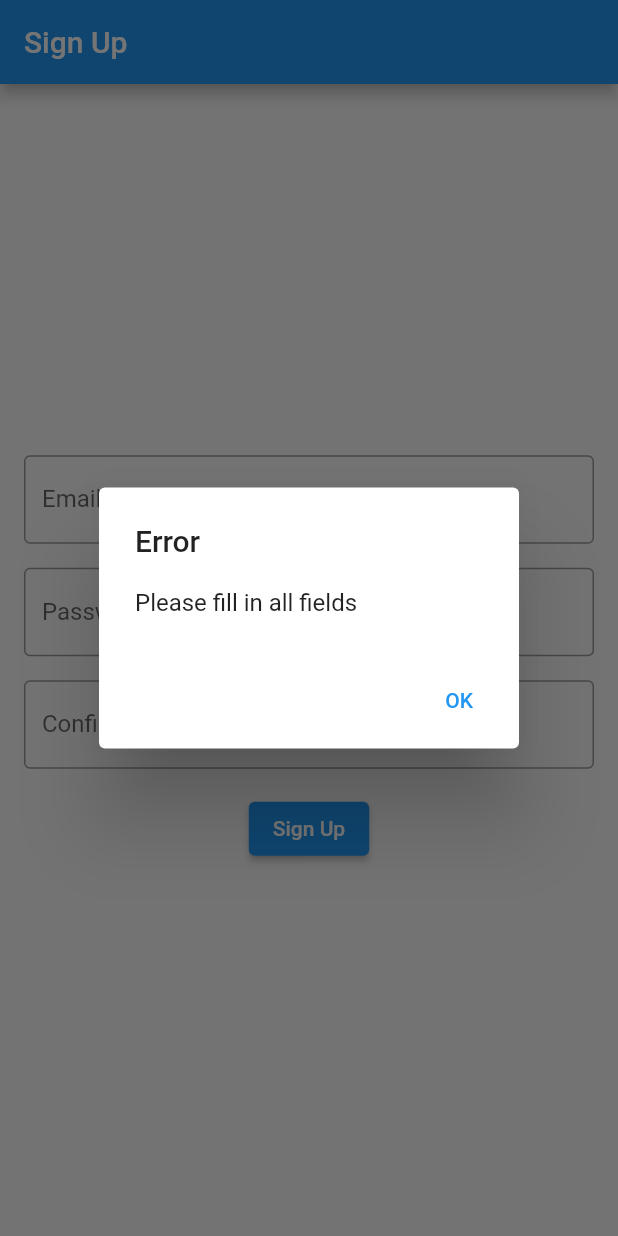
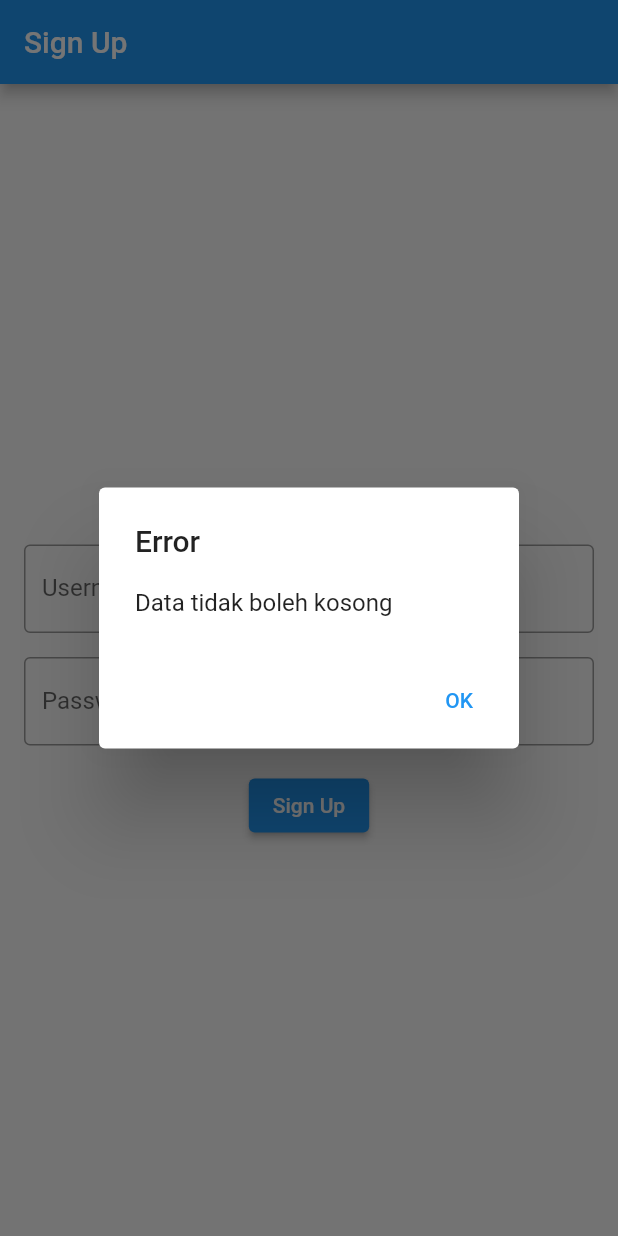
Before and after one commit to ZamzamiIlham/_bmi, a Flutter app: the screen it shows after launch, after a tap on "Sign Up", on a phone screen of 412 x 824 dp. Run offline on Flutter 3.47's test engine with Material 2 defaults, Android fonts, the phone set to English and light mode, and no system bars.

Commit message:
Commit Pertama

```diff
--- a/lib/home_page.dart
+++ b/lib/home_page.dart
@@ -1,21 +1,17 @@
 import 'package:flutter/material.dart';
 
 class BMICalculator extends StatefulWidget {
-  /*BMICalculator({required this.email, required this.password});
-  String email;
-  String password;*/
-
-  final String email;
+  final String username;
   final String password;
 
-  BMICalculator({required this.email, required this.password});
+  BMICalculator({required this.username, required this.password});
 
   @override
   _BMICalculatorState createState() => _BMICalculatorState();
 }
 
 class _BMICalculatorState extends State<BMICalculator> {
-  final TextEditingController _emailController = TextEditingController();
+  final TextEditingController _usernameController = TextEditingController();
   final TextEditingController _passwordController = TextEditingController();
   final TextEditingController _heightController = TextEditingController();
   final TextEditingController _weightController = TextEditingController();
@@ -29,13 +25,11 @@ class _BMICalculatorState extends State<BMICalculator> {
     setState(() {
       _bmiResult = bmi;
       if (_bmiResult < 18.5) {
-        _bmiCategory = 'Underweight';
+        _bmiCategory = 'Kurus';
       } else if (_bmiResult >= 18.5 && _bmiResult < 25) {
-        _bmiCategory = 'Normal weight';
-      } else if (_bmiResult >= 25 && _bmiResult < 30) {
+        _bmiCategory = 'Normal';
+      } else {
         _bmiCategory = 'Overweight';
-      } else {
-        _bmiCategory = 'Obese';
       }
     });
   }
@@ -44,7 +38,7 @@ class _BMICalculatorState extends State<BMICalculator> {
   Widget build(BuildContext context) {
     return Scaffold(
       appBar: AppBar(
-        title: Text('BMI Calculator'),
+        title: Text('BMI'),
       ),
       body: Center(
         child: Container(
@@ -52,14 +46,21 @@ class _BMICalculatorState extends State<BMICalculator> {
           child: Column(
             mainAxisAlignment: MainAxisAlignment.center,
             children: <Widget>[
-              Text(widget.email),
-              //menampilkan alamat
-              Text(widget.password),
+              Text('{ ${widget.username} }'),
+              //Text(widget.password),
+              SizedBox(height: 20),
+              Text(
+                'BMI: ${_bmiResult.toStringAsFixed(1)}',
+                style: TextStyle(
+                  fontSize: 24,
+                  fontWeight: FontWeight.bold,
+                ),
+              ),
               TextField(
                 controller: _heightController,
                 keyboardType: TextInputType.number,
                 decoration: InputDecoration(
-                  labelText: 'Height (cm)',
+                  labelText: 'Tinggi (cm)',
                 ),
               ),
               SizedBox(height: 20),
@@ -67,21 +68,13 @@ class _BMICalculatorState extends State<BMICalculator> {
                 controller: _weightController,
                 keyboardType: TextInputType.number,
                 decoration: InputDecoration(
-                  labelText: 'Weight (kg)',
+                  labelText: 'Berat Bad an (kg)',
                 ),
               ),
               SizedBox(height: 20),
               ElevatedButton(
                 onPressed: _calculateBMI,
-                child: Text('Calculate BMI'),
-              ),
-              SizedBox(height: 20),
-              Text(
-                'BMI: ${_bmiResult.toStringAsFixed(1)}',
-                style: TextStyle(
-                  fontSize: 24,
-                  fontWeight: FontWeight.bold,
-                ),
+                child: Text('Hitung BMI'),
               ),
               SizedBox(height: 20),
               Text(
--- a/lib/login.dart
+++ b/lib/login.dart
@@ -2,23 +2,23 @@ import 'package:flutter/material.dart';
 import 'home_page.dart';
 
 class LoginPage extends StatefulWidget {
-  final String email;
+  final String username;
   final String password;
 
-  LoginPage({required this.email, required this.password});
+  LoginPage({required this.username, required this.password});
 
   @override
   _LoginPageState createState() => _LoginPageState();
 }
 
 class _LoginPageState extends State<LoginPage> {
-  final TextEditingController _emailController = TextEditingController();
+  final TextEditingController _usernameController = TextEditingController();
   final TextEditingController _passwordController = TextEditingController();
 
   @override
   void initState() {
     super.initState();
-    _emailController.text = widget.email;
+    _usernameController.text = widget.username;
     _passwordController.text = widget.password;
   }
 
@@ -33,8 +33,18 @@ class _LoginPageState extends State<LoginPage> {
         child: Column(
           mainAxisAlignment: MainAxisAlignment.center,
           children: [
+            Padding(
+              padding: const EdgeInsets.all(8.0),
+              child: Text(
+                'Halaman Login',
+                style: TextStyle(
+                  fontSize: 24,
+                  fontWeight: FontWeight.bold,
+                ),
+              ),
+            ),
             TextField(
-              controller: _emailController,
+              controller: _usernameController,
               decoration: InputDecoration(
                 labelText: 'Email',
                 border: OutlineInputBorder(),
@@ -51,13 +61,13 @@ class _LoginPageState extends State<LoginPage> {
             SizedBox(height: 16.0),
             ElevatedButton(
               onPressed: () {
-                if (_emailController.text == widget.email &&
+                if (_usernameController.text == widget.username &&
                     _passwordController.text == widget.password) {
                   Navigator.push(
                     context,
                     MaterialPageRoute(
                         builder: (context) => BMICalculator(
-                              email: _emailController.text,
+                              username: _usernameController.text,
                               password: _passwordController.text,
                             )),
                   );
@@ -66,7 +76,7 @@ class _LoginPageState extends State<LoginPage> {
                     context: context,
                     builder: (context) => AlertDialog(
                       title: Text('Error'),
-                      content: Text('Invalid email or password'),
+                      content: Text('Pasword dan email salah'),
                       actions: [
                         TextButton(
                           onPressed: () => Navigator.pop(context),
@@ -77,7 +87,7 @@ class _LoginPageState extends State<LoginPage> {
                   );
                 }
               },
-              child: Text('Login'),
+              child: Text('Logon'),
             ),
           ],
         ),
--- a/lib/sign_up.dart
+++ b/lib/sign_up.dart
@@ -7,11 +7,8 @@ class SignupPage extends StatefulWidget {
 }
 
 class _SignupPageState extends State<SignupPage> {
-  final TextEditingController _emailController = TextEditingController();
+  final TextEditingController _usernameController = TextEditingController();
   final TextEditingController _passwordController = TextEditingController();
-  final TextEditingController _confirmPasswordController =
-      TextEditingController();
-
   @override
   Widget build(BuildContext context) {
     return Scaffold(
@@ -23,10 +20,20 @@ class _SignupPageState extends State<SignupPage> {
         child: Column(
           mainAxisAlignment: MainAxisAlignment.center,
           children: [
+            Padding(
+              padding: const EdgeInsets.all(8.0),
+              child: Text(
+                'Halaman Sign',
+                style: TextStyle(
+                  fontSize: 24,
+                  fontWeight: FontWeight.bold,
+                ),
+              ),
+            ),
             TextField(
-              controller: _emailController,
+              controller: _usernameController,
               decoration: InputDecoration(
-                labelText: 'Email',
+                labelText: 'Username',
                 border: OutlineInputBorder(),
               ),
             ),
@@ -39,39 +46,15 @@ class _SignupPageState extends State<SignupPage> {
               ),
             ),
             SizedBox(height: 16.0),
-            TextField(
-              controller: _confirmPasswordController,
-              decoration: InputDecoration(
-                labelText: 'Confirm Password',
-                border: OutlineInputBorder(),
-              ),
-            ),
-            SizedBox(height: 16.0),
             ElevatedButton(
               onPressed: () {
-                if (_emailController.text.isEmpty ||
-                    _passwordController.text.isEmpty ||
-                    _confirmPasswordController.text.isEmpty) {
+                if (_usernameController.text.isEmpty ||
+                    _passwordController.text.isEmpty) {
                   showDialog(
                     context: context,
                     builder: (context) => AlertDialog(
                       title: Text('Error'),
-                      content: Text('Please fill in all fields'),
-                      actions: [
-                        TextButton(
-                          onPressed: () => Navigator.pop(context),
-                          child: Text('OK'),
-                        ),
-                      ],
-                    ),
-                  );
-                } else if (_passwordController.text !=
-                    _confirmPasswordController.text) {
-                  showDialog(
-                    context: context,
-                    builder: (context) => AlertDialog(
-                      title: Text('Error'),
-                      content: Text('Passwords do not match'),
+                      content: Text('Data tidak boleh kosong'),
                       actions: [
                         TextButton(
                           onPressed: () => Navigator.pop(context),
@@ -85,7 +68,7 @@ class _SignupPageState extends State<SignupPage> {
                     context,
                     MaterialPageRoute(
                       builder: (context) => LoginPage(
-                        email: _emailController.text,
+                        username: _usernameController.text,
                         password: _passwordController.text,
                       ),
                     ),
```
